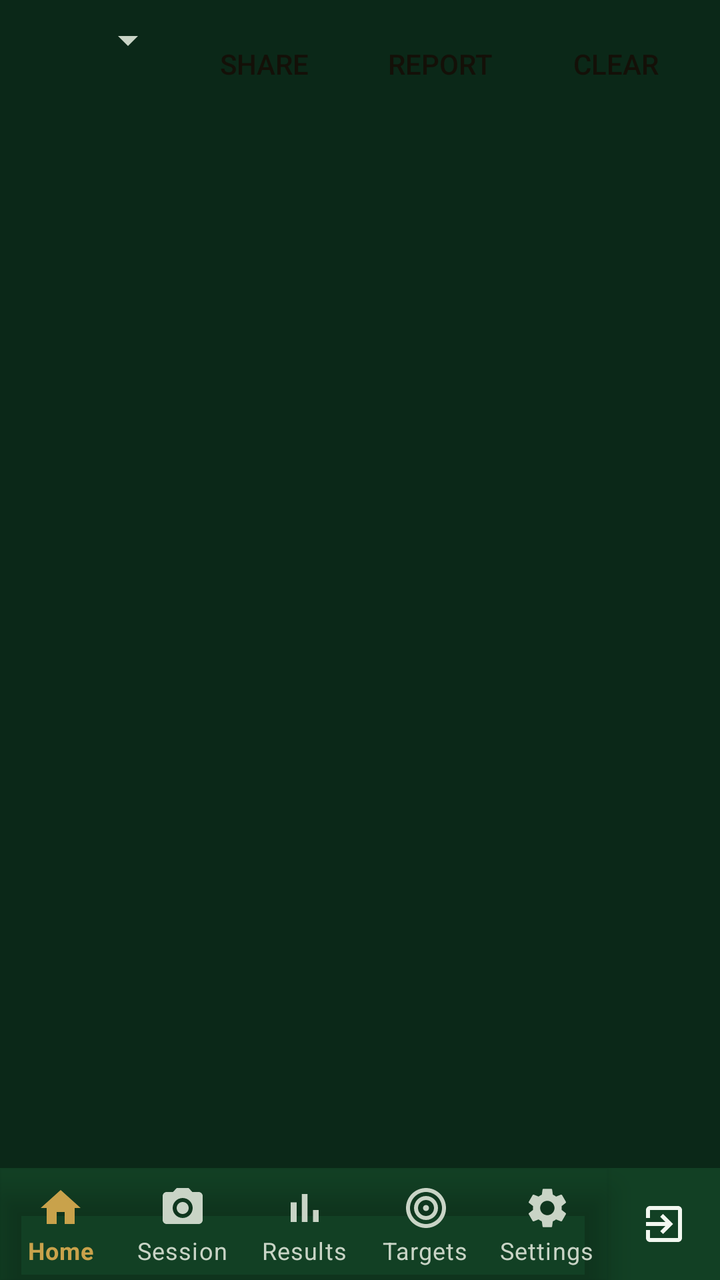
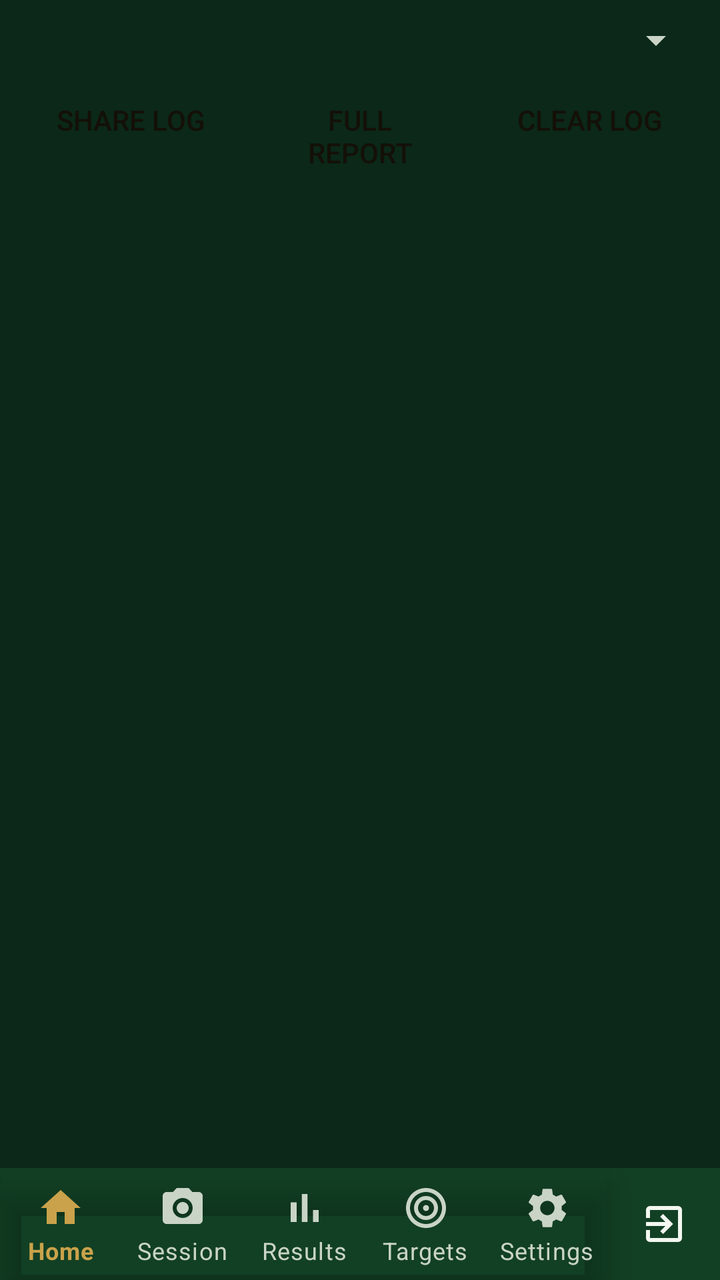

Compare the two renders of this Android layout. The source of the first and the diff that turns it into the second are given below.
<!-- AndroidManifest.xml: application theme Theme.STS -->
<!-- res/layout/activity_log.xml -->
<?xml version="1.0" encoding="utf-8"?>
<LinearLayout xmlns:android="http://schemas.android.com/apk/res/android"
    android:layout_width="match_parent"
    android:layout_height="match_parent"
    android:orientation="vertical">

    <LinearLayout
        android:layout_width="match_parent"
        android:layout_height="wrap_content"
        android:orientation="horizontal"
        android:padding="8dp">
        <Spinner android:id="@+id/spLevel"
            android:layout_width="0dp" android:layout_weight="1"
            android:layout_height="wrap_content" />
        <Button android:id="@+id/btnShare"
            android:layout_width="wrap_content" android:layout_height="wrap_content"
            style="?android:attr/borderlessButtonStyle" android:text="Share" />
        <Button android:id="@+id/btnShareAll"
            android:layout_width="wrap_content" android:layout_height="wrap_content"
            style="?android:attr/borderlessButtonStyle" android:text="Report" />
        <Button android:id="@+id/btnClear"
            android:layout_width="wrap_content" android:layout_height="wrap_content"
            style="?android:attr/borderlessButtonStyle" android:text="Clear" />
    </LinearLayout>

    <ScrollView
        android:id="@+id/scroll"
        android:layout_width="match_parent"
        android:layout_height="0dp"
        android:layout_weight="1">
        <TextView android:id="@+id/tvLog"
            android:layout_width="match_parent"
            android:layout_height="wrap_content"
            android:padding="8dp"
            android:typeface="monospace"
            android:textSize="10sp"
            android:textIsSelectable="true" />
    </ScrollView>

    <include layout="@layout/include_bottom_nav" />

</LinearLayout>
<!-- res/layout/include_bottom_nav.xml (included above) -->
<?xml version="1.0" encoding="utf-8"?>
<LinearLayout xmlns:android="http://schemas.android.com/apk/res/android"
    xmlns:app="http://schemas.android.com/apk/res-auto"
    android:layout_width="match_parent"
    android:layout_height="wrap_content"
    android:orientation="horizontal"
    android:background="?attr/colorSurface">

    <com.google.android.material.bottomnavigation.BottomNavigationView
        android:id="@+id/bottomNav"
        android:layout_width="0dp"
        android:layout_weight="1"
        android:layout_height="wrap_content"
        android:background="@android:color/transparent"
        app:itemIconTint="@color/bottom_nav_item"
        app:itemTextColor="@color/bottom_nav_item"
        app:labelVisibilityMode="labeled"
        app:menu="@menu/bottom_nav_menu" />

    <LinearLayout
        android:id="@+id/btnExit"
        android:layout_width="56dp"
        android:layout_height="match_parent"
        android:orientation="vertical"
        android:gravity="center"
        android:background="?attr/selectableItemBackgroundBorderless"
        android:contentDescription="@string/nav_exit">

        
        <ImageView
            android:layout_width="24dp"
            android:layout_height="24dp"
            android:src="@drawable/ic_nav_exit"
            app:tint="?android:attr/textColorPrimary"
            android:importantForAccessibility="no" />
    </LinearLayout>
</LinearLayout>
<!-- resources referenced by this layout -->
<resources>
  <!-- drawable ic_nav_exit (drawable) -->
  <vector xmlns:android="http://schemas.android.com/apk/res/android"
      android:width="24dp" android:height="24dp"
      android:viewportWidth="24" android:viewportHeight="24">
      <path android:fillColor="@android:color/white" android:pathData="M10.09,15.59L11.5,17l5,-5 -5,-5 -1.41,1.41L12.67,11H3v2h9.67l-2.58,2.59zM19,3H5c-1.11,0 -2,0.9 -2,2v4h2V5h14v14H5v-4H3v4c0,1.1 0.89,2 2,2h14c1.1,0 2,-0.9 2,-2V5c0,-1.1 -0.9,-2 -2,-2z" />
  </vector>
  <string name="nav_exit">Exit</string>
  <style name="Theme.STS" parent="Theme.STS.Dark" />
  <style name="Theme.STS.Dark" parent="Theme.STS.Base">
          <item name="android:windowBackground">@color/dark_bg</item>
          <item name="colorSurface">@color/dark_surface</item>
          <item name="colorPrimary">@color/dark_accent</item>
          <item name="colorSecondary">@color/dark_accent</item>
          <item name="colorAccent">@color/dark_accent</item>
          <item name="colorOnPrimary">@color/dark_on_accent</item>
          <item name="colorOnSecondary">@color/dark_on_accent</item>
          <item name="android:colorBackground">@color/dark_surface</item>
          <item name="android:textColorPrimary">@color/dark_text</item>
          <item name="android:textColorSecondary">@color/dark_text_dim</item>
          <item name="android:textColorTertiary">#C9D4C6</item>
          <item name="android:textColorHint">#A6B2A4</item>
          <item name="colorOnSurface">@color/dark_text</item>
          <item name="colorOnBackground">@color/dark_text</item>
      </style>
  <style name="Theme.STS.Base" parent="Theme.MaterialComponents.NoActionBar">
          <item name="android:statusBarColor">@color/dark_bg</item>
      </style>
  <color name="dark_bg">#0B2818</color>
  <color name="dark_surface">#124024</color>
  <color name="dark_accent">#C9A24B</color>
  <color name="dark_on_accent">#141008</color>
  <color name="dark_text">#F2F7F0</color>
  <color name="dark_text_dim">#C9D4C6</color>
</resources>

<!-- the commit's change to res/layout/activity_log.xml (unified diff, before → after) -->
@@ -4,23 +4,35 @@
     android:layout_height="match_parent"
     android:orientation="vertical">
 
+    
     <LinearLayout
         android:layout_width="match_parent"
         android:layout_height="wrap_content"
-        android:orientation="horizontal"
+        android:orientation="vertical"
         android:padding="8dp">
+
         <Spinner android:id="@+id/spLevel"
-            android:layout_width="0dp" android:layout_weight="1"
+            android:layout_width="match_parent"
             android:layout_height="wrap_content" />
-        <Button android:id="@+id/btnShare"
-            android:layout_width="wrap_content" android:layout_height="wrap_content"
-            style="?android:attr/borderlessButtonStyle" android:text="Share" />
-        <Button android:id="@+id/btnShareAll"
-            android:layout_width="wrap_content" android:layout_height="wrap_content"
-            style="?android:attr/borderlessButtonStyle" android:text="Report" />
-        <Button android:id="@+id/btnClear"
-            android:layout_width="wrap_content" android:layout_height="wrap_content"
-            style="?android:attr/borderlessButtonStyle" android:text="Clear" />
+
+        <LinearLayout
+            android:layout_width="match_parent"
+            android:layout_height="wrap_content"
+            android:orientation="horizontal"
+            android:layout_marginTop="4dp">
+            <Button android:id="@+id/btnShare"
+                android:layout_width="0dp" android:layout_weight="1"
+                android:layout_height="wrap_content"
+                style="?android:attr/borderlessButtonStyle" android:text="Share log" />
+            <Button android:id="@+id/btnShareAll"
+                android:layout_width="0dp" android:layout_weight="1"
+                android:layout_height="wrap_content"
+                style="?android:attr/borderlessButtonStyle" android:text="Full report" />
+            <Button android:id="@+id/btnClear"
+                android:layout_width="0dp" android:layout_weight="1"
+                android:layout_height="wrap_content"
+                style="?android:attr/borderlessButtonStyle" android:text="Clear log" />
+        </LinearLayout>
     </LinearLayout>
 
     <ScrollView
